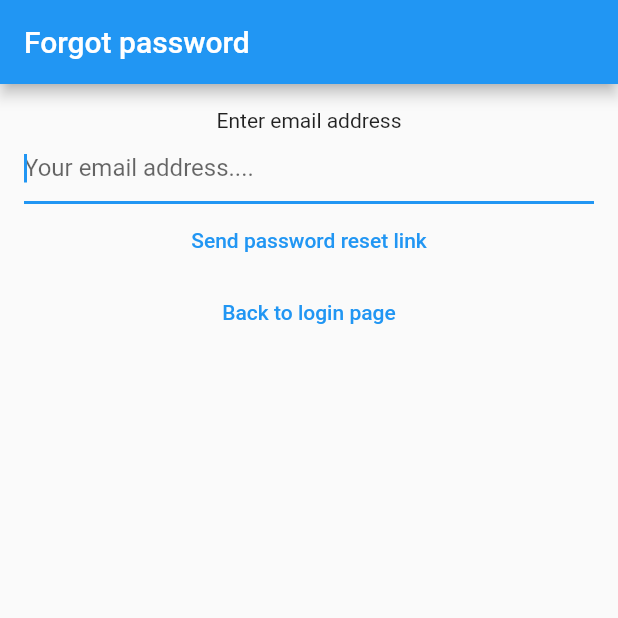
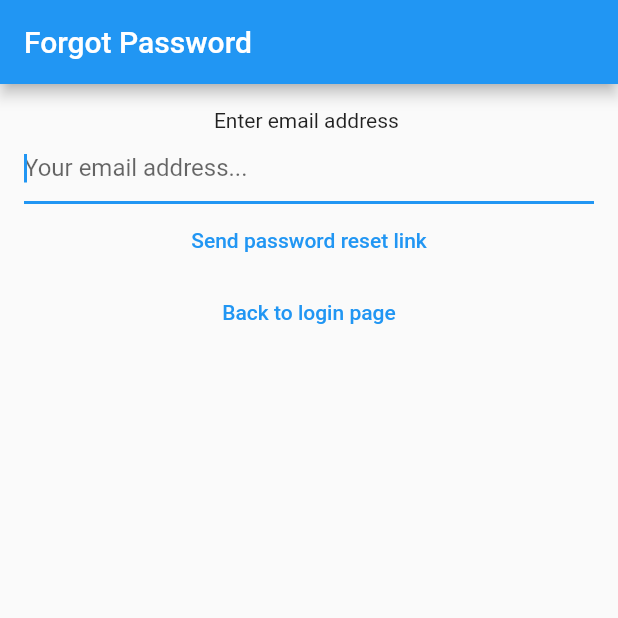
Before and after one commit to abondar24/Notes, a Flutter app: the screen it shows after launch, after a tap on "Forgot Password", on a phone screen of 412 x 824 dp, the top half of it. Run offline on Flutter 3.47's test engine with Material 2 defaults, Android fonts, the phone set to English and light mode, and no system bars; our stand-ins replace bloc, cloud_firestore, firebase_auth, firebase_core, flutter_bloc, share_plus and 1 more; accounts and stored records are empty; generated files the repository leaves out were written again; network calls fail.

```diff
--- /dev/null
+++ b/notes/l10n.yaml
@@ -0,0 +1,3 @@
+arb-dir: lib/l10n
+template-arb-file: app_en.arb
+output-localization-file: app_localizations.dart
--- a/notes/lib/main.dart
+++ b/notes/lib/main.dart
@@ -6,18 +6,21 @@ import 'package:notes/services/auth/bloc/auth_bloc.dart';
 import 'package:notes/services/auth/bloc/auth_event.dart';
 import 'package:notes/services/auth/bloc/auth_state.dart';
 import 'package:notes/services/auth/firebase_auth_provider.dart';
-import 'package:notes/views/fotgot_password_view.dart';
+import 'package:notes/views/forgot_password_view.dart';
 import 'package:notes/views/notes/notes_view.dart';
 import 'package:notes/views/notes/create_update_note_view.dart';
 import 'views/login_view.dart';
 import 'views/register_view.dart';
 import 'views/verify_email_view.dart';
+import 'package:flutter_gen/gen_l10n/app_localizations.dart';
 
 void main() {
   WidgetsFlutterBinding.ensureInitialized();
 
   runApp(MaterialApp(
-    title: 'Flutter Demo',
+    supportedLocales: AppLocalizations.supportedLocales,
+    localizationsDelegates: AppLocalizations.localizationsDelegates,
+    title: 'Notes',
     theme: ThemeData(
       primarySwatch: Colors.blue,
     ),
--- a/notes/lib/utils/dialogs/error_dialog.dart
+++ b/notes/lib/utils/dialogs/error_dialog.dart
@@ -1,4 +1,5 @@
 import 'package:flutter/material.dart';
+import 'package:notes/utils/extensions/context/loc.dart';
 import 'package:notes/utils/generics/generic_dialog.dart';
 
 Future<void> showErrorDialog(
@@ -7,10 +8,10 @@ Future<void> showErrorDialog(
 ) {
   return showGenericDialog<void>(
     context: context,
-    title: 'An error occured',
+    title: context.loc.error_dialog,
     content: text,
     optionBuilder: () => {
-      'Ok': null,
+      context.loc.ok: null,
     },
   );
 }
--- /dev/null
+++ b/notes/lib/utils/extensions/stream/count.dart
@@ -0,0 +1,3 @@
+extension Count<T extends Iterable> on Stream<T> {
+  Stream<int> get count => map((event) => event.length);
+}
--- a/notes/lib/views/fotgot_password_view.dart
+++ b/notes/lib/views/forgot_password_view.dart
@@ -5,6 +5,7 @@ import 'package:notes/services/auth/bloc/auth_event.dart';
 import 'package:notes/services/auth/bloc/auth_state.dart';
 import 'package:notes/utils/dialogs/error_dialog.dart';
 import 'package:notes/utils/dialogs/password_reset_dialog.dart';
+import 'package:notes/utils/extensions/context/loc.dart';
 
 class ForgotPasswordView extends StatefulWidget {
   const ForgotPasswordView({super.key});
@@ -39,26 +40,29 @@ class _ForgotPasswordViewState extends State<ForgotPasswordView> {
           }
 
           if (state.exception != null) {
-            await showErrorDialog(context, 'Password reset failed');
+            await showErrorDialog(
+              context,
+              context.loc.password_reset_failed,
+            );
           }
         }
       },
       child: Scaffold(
         appBar: AppBar(
-          title: const Text('Forgot password'),
+          title: Text(context.loc.forgot_password),
         ),
         body: Padding(
           padding: const EdgeInsets.all(16.0),
           child: Column(
             children: [
-              const Text('Enter email address'),
+              Text(context.loc.enter_email),
               TextField(
                 keyboardType: TextInputType.emailAddress,
                 autocorrect: false,
                 autofocus: true,
                 controller: _controller,
-                decoration: const InputDecoration(
-                  hintText: 'Your email address....',
+                decoration: InputDecoration(
+                  hintText: context.loc.email_hint,
                 ),
               ),
               TextButton(
@@ -68,8 +72,8 @@ class _ForgotPasswordViewState extends State<ForgotPasswordView> {
                       .read<AuthBloc>()
                       .add(AuthEventForgotPassword(email: email));
                 },
-                child: const Text(
-                  'Send password reset link',
+                child: Text(
+                  context.loc.send_pw_reset,
                 ),
               ),
               TextButton(
@@ -78,8 +82,8 @@ class _ForgotPasswordViewState extends State<ForgotPasswordView> {
                         const AuthEventLogout(),
                       );
                 },
-                child: const Text(
-                  'Back to login page',
+                child: Text(
+                  context.loc.back_login_button,
                 ),
               ),
             ],
--- a/notes/lib/views/login_view.dart
+++ b/notes/lib/views/login_view.dart
@@ -6,6 +6,7 @@ import 'package:notes/services/auth/bloc/auth_state.dart';
 import 'dart:developer';
 import 'package:notes/utils/dialogs/error_dialog.dart';
 import 'package:flutter_bloc/flutter_bloc.dart';
+import 'package:notes/utils/extensions/context/loc.dart';
 
 class LoginView extends StatefulWidget {
   const LoginView({super.key});
@@ -44,32 +45,34 @@ class _LoginViewState extends State<LoginView> {
               state.exception is WrongPasswordAuthExcpetion) {
             await showErrorDialog(
               context,
-              'Wrong credentials!',
+              context.loc.wrong_credentials,
             );
           } else if (state.exception is GenericAuthException) {
             await showErrorDialog(
               context,
-              'Authentication Error!',
+              context.loc.aunthentication_error,
             );
           }
         }
       },
       child: Scaffold(
-        appBar: AppBar(title: const Text('Login')),
+        appBar: AppBar(
+          title: Text(context.loc.login),
+        ),
         body: Padding(
           padding: const EdgeInsets.all(16.0),
           child: Column(
             children: [
-              const Text(
-                'Please login to get your notes and create new ones',
+              Text(
+                context.loc.login_prompt,
               ),
               TextField(
                 controller: _emailController,
                 keyboardType: TextInputType.emailAddress,
                 enableSuggestions: false,
                 autocorrect: false,
-                decoration: const InputDecoration(
-                  hintText: 'Enter email',
+                decoration: InputDecoration(
+                  hintText: context.loc.enter_email,
                 ),
               ),
               TextField(
@@ -77,8 +80,8 @@ class _LoginViewState extends State<LoginView> {
                 obscureText: true,
                 enableSuggestions: false,
                 autocorrect: false,
-                decoration: const InputDecoration(
-                  hintText: 'Enter password',
+                decoration: InputDecoration(
+                  hintText: context.loc.enter_password,
                 ),
               ),
               TextButton(
@@ -93,21 +96,25 @@ class _LoginViewState extends State<LoginView> {
                           ),
                         );
                   },
-                  child: const Text('Login')),
+                  child: Text(context.loc.login)),
               TextButton(
                   onPressed: () {
                     context.read<AuthBloc>().add(
                           const AuthEventForgotPassword(),
                         );
                   },
-                  child: const Text("Forgot Password")),
+                  child: Text(
+                    context.loc.forgot_password,
+                  )),
               TextButton(
                   onPressed: () {
                     context.read<AuthBloc>().add(
                           const AuthEventShouldRegister(),
                         );
                   },
-                  child: const Text("Don't have an account? Register here"))
+                  child: Text(
+                    context.loc.login_register_button,
+                  ))
             ],
           ),
         ),
--- a/notes/pubspec.yaml
+++ b/notes/pubspec.yaml
@@ -49,6 +49,10 @@ dependencies:
   equatable: ^2.0.5
   flutter_launcher_icons: ^0.11.0
 
+  flutter_localizations:
+     sdk: flutter
+  intl: ^0.17.0
+
 dev_dependencies:
   flutter_test:
     sdk: flutter
@@ -66,6 +70,8 @@ dev_dependencies:
 
 # The following section is specific to Flutter packages.
 flutter:
+
+  generate: true
 
   # The following line ensures that the Material Icons font is
   # included with your application, so that you can use the icons in
```
Also changed, not shown: notes/lib/l10n/app_en.arb (added, +52 -0 lines), notes/lib/l10n/app_ru.arb (added, +53 -0 lines), notes/lib/utils/dialogs/cannot_share_empty_note_dialog.dart (+4 -3 lines), notes/lib/utils/dialogs/delete_dialog.dart (+5 -4 lines), notes/lib/utils/dialogs/logout_dialog.dart (+5 -4 lines), notes/lib/utils/dialogs/password_reset_dialog.dart (+4 -3 lines), notes/lib/utils/extensions/context/loc.dart (added, +7 -0 lines), notes/lib/views/notes/create_update_note_view.dart (+4 -3 lines), notes/lib/views/notes/notes_view.dart (+18 -3 lines), notes/lib/views/register_view.dart (+17 -12 lines), notes/lib/views/verify_email_view.dart (+16 -9 lines).
